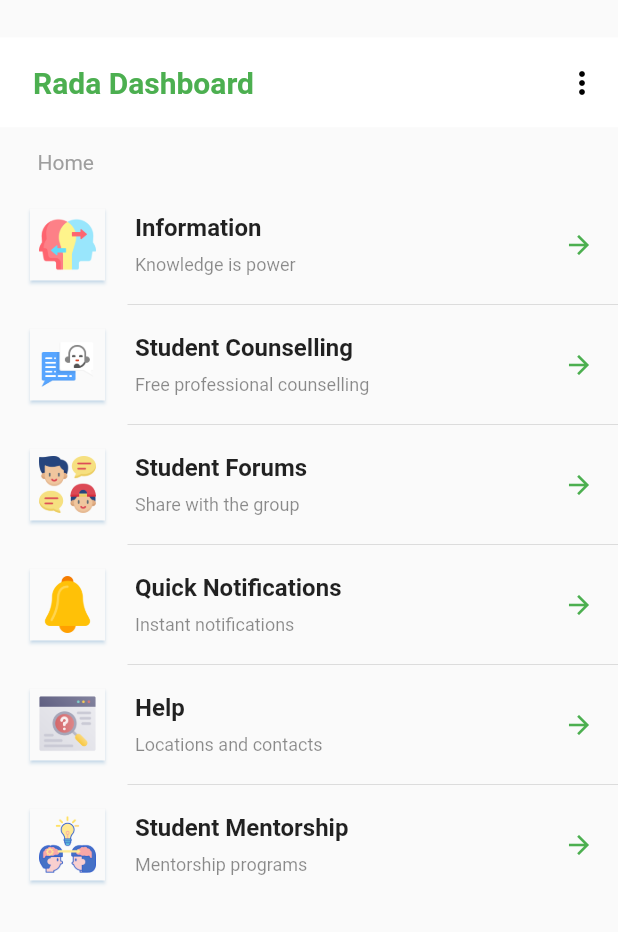
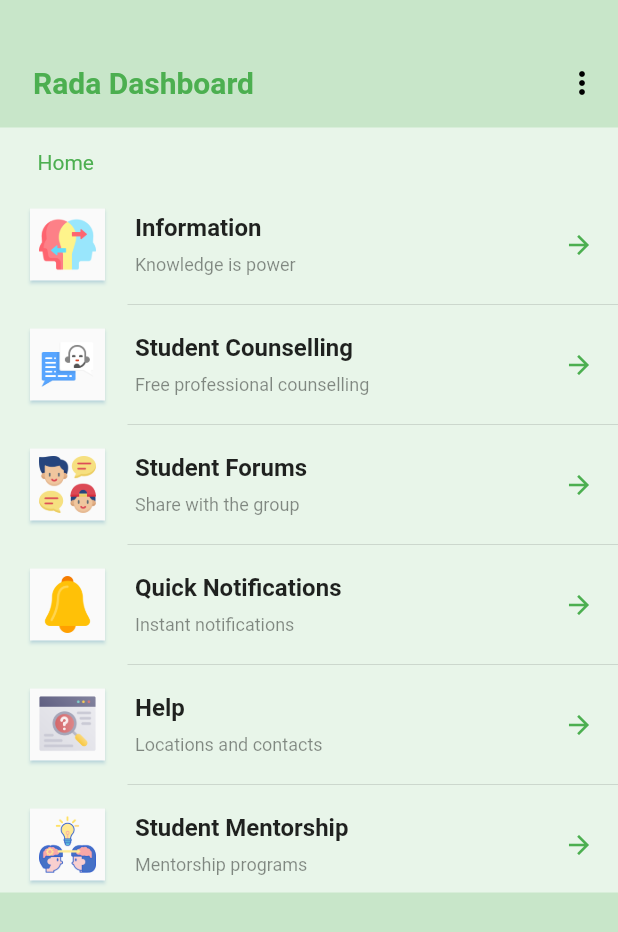
Before and after one commit to radaseku/rada, a Flutter app: the DashBoard screen opened directly with empty values, on a phone screen of 412 x 824 dp. Shown: the top 932 px of the screen. Run offline on Flutter 3.47's test engine with Material 2 defaults, Android fonts, the light colour scheme and no system bars; our stand-ins replace argon_buttons_flutter, badges, bubble, cached_network_image, carousel_slider, chewie and 26 more; missing offline and left inert: awesome_page_transitions, chat_pickers, connectivityswift, dash_chat, esys_flutter_share, flutter_dialogflow and 10 more; accounts and stored records are empty; generated files the repository leaves out were written again; project files that could hold a hidden picture were left out.

Commit message:
Customized UX

```diff
--- a/lib/main.dart
+++ b/lib/main.dart
@@ -48,7 +48,7 @@ class WelcomePage extends StatelessWidget {
         primarySwatch: Colors.green,
       ),
       /*home: GettingStartedScreen(),*/
-      home: DashBoard(),
+      home: SplashScreen(),
       //TODO: redirect to splash screen
       /* routes: {
         LoginScreen.routeName: (ctx) => LoginScreen(),
--- a/lib/screens/dashboard.dart
+++ b/lib/screens/dashboard.dart
@@ -219,6 +219,7 @@ class _DashBoardState extends State<DashBoard> {
   Widget build(BuildContext context) {
     final _media = MediaQuery.of(context).size;
     return Scaffold(
+      backgroundColor: Colors.green[100],
       body: ListView(
         padding: EdgeInsets.zero,
         physics: BouncingScrollPhysics(),
@@ -226,7 +227,7 @@ class _DashBoardState extends State<DashBoard> {
           Container(
             height: 60,
             width: MediaQuery.of(context).size.width,
-            color: Colors.white,
+            color: Colors.green[100],//white,
             margin: EdgeInsets.only(top: 25),
             child: Padding(
               padding: EdgeInsets.only(left: 22),
@@ -294,7 +295,7 @@ class _DashBoardState extends State<DashBoard> {
             ),
           ),
           Container(
-            color: Colors.grey.shade50,
+            color: Colors.green[50],//grey.shade50,
             width: _media.width,
             child: Column(
               crossAxisAlignment: CrossAxisAlignment.start,
@@ -308,7 +309,7 @@ class _DashBoardState extends State<DashBoard> {
                   child: Text(
                     "Home",
                     style: TextStyle(
-                      color: Colors.grey,
+                      color: Colors.green[500],
                     ),
                   ),
                 ),
--- a/lib/screens/lastreg.dart
+++ b/lib/screens/lastreg.dart
@@ -106,7 +106,7 @@ class _SignupScreen2State extends State<SignupScreen2> {
           height: MediaQuery.of(context).size.height,
           decoration: BoxDecoration(
             image: DecorationImage(
-                image: AssetImage('assets/images/curve.png'),
+                image: AssetImage('assets/images/seku.jpeg'),
                 fit: BoxFit.cover),
             //color: Color(0xff195e83),
             color: Colors.white,
--- a/lib/screens/signup_screen.dart
+++ b/lib/screens/signup_screen.dart
@@ -137,7 +137,7 @@ class _SignupScreenState extends State<SignupScreen> {
             height: MediaQuery.of(context).size.height,
             decoration: BoxDecoration(
               image: DecorationImage(
-                  image: AssetImage('assets/images/curve.png'),
+                  image: AssetImage('assets/images/seku.jpeg'),
                   fit: BoxFit.cover),
               //color: Color(0xff195e83),
               color: Colors.white,
--- a/lib/screens/studentauth.dart
+++ b/lib/screens/studentauth.dart
@@ -88,7 +88,7 @@ class _StudentAuthState extends State<StudentAuth> {
                   height: MediaQuery.of(context).size.height,
                   decoration: BoxDecoration(
                     image: DecorationImage(
-                        image: AssetImage('assets/images/curve.png'),
+                        image: AssetImage('assets/images/seku.jpeg'),
                         fit: BoxFit.cover),
                     //color: Color(0xff195e83),
                     color: Colors.white,
--- a/pubspec.yaml
+++ b/pubspec.yaml
@@ -143,8 +143,6 @@ flutter:
     - assets/images/rada1.jpg
     - assets/images/mentorship.png
     - assets/images/intro.jpg
-    - assets/images/curve.png
-    - assets/images/signup.png
     - assets/images/dating.jpg
     - assets/images/romance.jpg
     - assets/images/chat_bg.png
@@ -155,6 +153,8 @@ flutter:
     - assets/images/rada_log.png
     - assets/images/love.png
     - assets/images/couple.png
+    - assets/images/seku.jpeg
+    - assets/images/college.jpeg
 
   #   - images/a_dot_ham.jpeg
 
```
Also changed, not shown: lib/screens/login_screen.dart (+10 -8 lines), lib/screens/splash.dart (+6 -6 lines), assets/images/college.jpeg (added), assets/images/seku.jpeg (added), 8 other files. Lines whose indentation alone changed are shown as unchanged.
